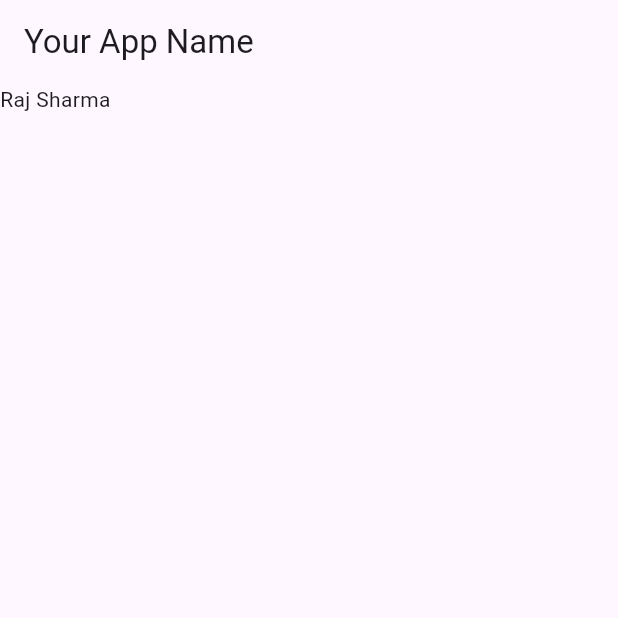
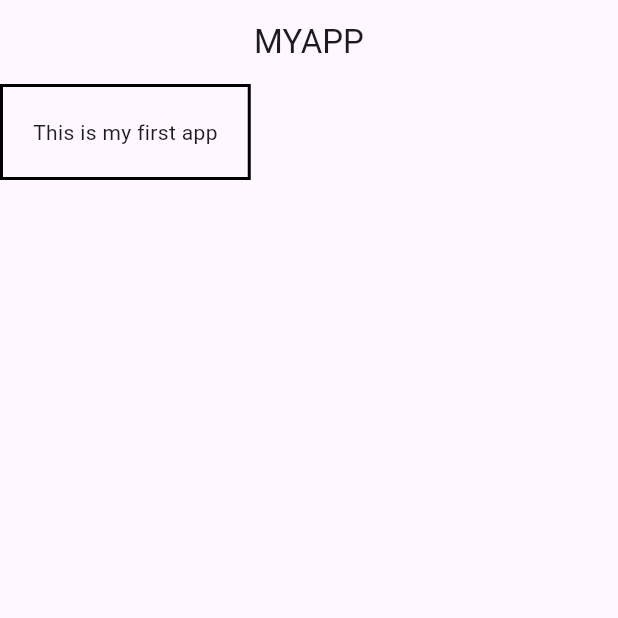
Before and after one commit to paulmagadi/Learn_Flutter, a Flutter app: the screen it shows after launch, on a phone screen of 412 x 824 dp, the top half of it. Run offline on Flutter 3.47's test engine with Material 3 defaults, Android fonts, the phone set to English and light mode, and no system bars.

Commit message:
new file:   practice_flutter/.idea/misc.xml 	new file:   practice_flutter/.idea/modules.xml 	new file:   practice_flutter/.idea/practice_flutter.iml 	new file:   practice_flutter/.idea/vcs.xml 	new file:   practice_flutter/.idea/workspace.xml 	modified:   practice_flutter/myapp/lib/main.dart

```diff
--- a/practice_flutter/myapp/lib/main.dart
+++ b/practice_flutter/myapp/lib/main.dart
@@ -1,4 +1,3 @@
-
 // import 'package:flutter/material.dart';
 
 // void main() {
@@ -37,8 +36,6 @@
 //     );
 //   }
 // }
-
-
 
 // import 'package:flutter/material.dart';
 
@@ -165,9 +162,7 @@
 //   );
 // }
 
-
 //Internet Image
-
 
 // import 'package:flutter/material.dart';
 
@@ -192,7 +187,6 @@
 //   );
 // }
 
-
 // import 'package:flutter/material.dart';
 
 // void main() {
@@ -216,25 +210,34 @@
 //   );
 // }
 
+import 'package:flutter/material.dart';
 
 
-import 'package:flutter/material.dart';
-void main() => runApp(MyApp());
+void main() => runApp(const MyApp());
 
 class MyApp extends StatelessWidget {
   const MyApp({super.key});
 
   @override
   Widget build(BuildContext context) {
-    return  MaterialApp(
+    return MaterialApp(
       title: "Container Widget Demo",
       home: Scaffold(
         appBar: AppBar(
-          title: const Text("Your App Name"),
+          title: const Center(
+            child: Text("MYAPP"),
+          ),
         ),
-        body:  Container(
-        child: const Text('Raj Sharma'),
-),
+        body: Container(
+          child: Text('This is my first app'),
+          padding: EdgeInsets.all(20),
+          decoration: BoxDecoration(
+            border: Border.all(
+              color: Colors.black,
+              width: 2,
+            ),
+          ),
+        ),
       ),
     );
   }
```
